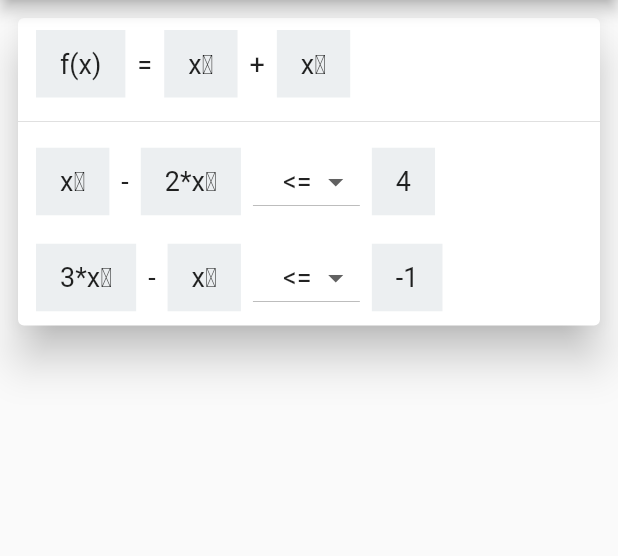
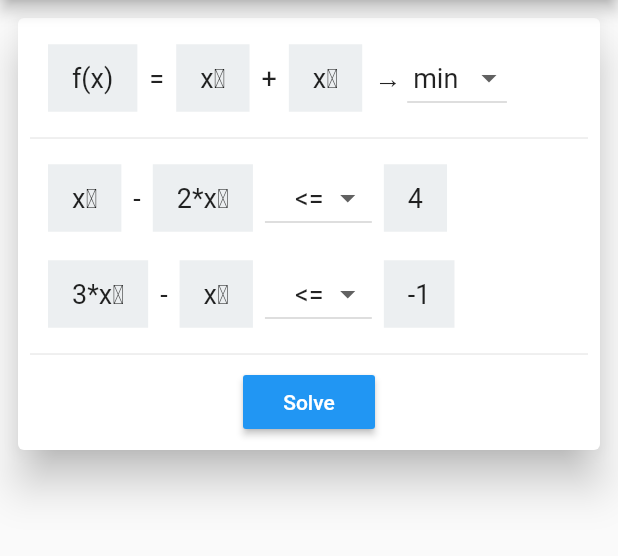
Before and after one commit to unsinedZ/Math-operations, a Flutter app: the DualSimplexMethod screen opened by its route, on a phone screen of 412 x 824 dp, the part 84-640 px from its top. Run offline on Flutter 3.47's test engine with Material 2 defaults, Android fonts, the phone set to English and light mode, and no system bars; our stand-ins replace numberpicker.

Commit message:
Added function extremums

```diff
--- a/app/lib/widgets/primitives/function/function_row.dart
+++ b/app/lib/widgets/primitives/function/function_row.dart
@@ -25,6 +25,7 @@ class _FunctionRowState extends State<FunctionRow> {
   final String functionLetter;
   final String variableLetter;
   List<Variable> _variables;
+  Extremum _extremum = Extremum.min;
 
   _FunctionRowState(TargetFunction targetFunction)
       : this.functionLetter = targetFunction.functionLetter,
@@ -64,8 +65,25 @@ class _FunctionRowState extends State<FunctionRow> {
                 variable: x,
                 showSignForPositive: index++ > 0,
               ))
-          .reduce((x, y) => x..addAll(y))
+          .reduce((x, y) => x..addAll(y)),
+      BaseText('→'),
+      DropdownButton(
+        value: _extremum,
+        items: Extremum.values.map(
+          (x) => DropdownMenuItem(
+            value: x,
+            child: BaseText(x.toString().split('.').last),
+          ),
+        ).toList(),
+        onChanged: _onExtremumChange,
+      ),
     ];
+  }
+
+  void _onExtremumChange(Extremum newExtremum) {
+    setState(() {
+      _extremum = newExtremum;
+    });
   }
 
   List<Widget> _createVariable({
@@ -133,3 +151,8 @@ class _FunctionRowState extends State<FunctionRow> {
     });
   }
 }
+
+enum Extremum {
+  min,
+  max,
+}
--- a/app/lib/widgets/primitives/restriction/restriction_row.dart
+++ b/app/lib/widgets/primitives/restriction/restriction_row.dart
@@ -98,8 +98,9 @@ class _RestrictionRowState extends State<RestrictionRow> {
           items: ExpressionComparison.values
               .map((x) => DropdownMenuItem(
                     value: x,
-                    child:
-                        BaseText(ExpressionComparisonStringifier.stringify(x)),
+                    child: BaseText(
+                      ExpressionComparisonStringifier.stringify(x),
+                    ),
                   ))
               .toList(),
           onChanged: _onComparisonChanged,
--- a/app/lib/widgets/screens/dual_simplex_method.dart
+++ b/app/lib/widgets/screens/dual_simplex_method.dart
@@ -24,6 +24,7 @@ class _DualSimplexState extends State<DualSimplexMethod> {
 
   @override
   Widget build(BuildContext context) {
+    ThemeData theme = Theme.of(context);
     return AppLayout(
       title: 'Dual simplex method',
       content: Column(
@@ -42,6 +43,17 @@ class _DualSimplexState extends State<DualSimplexMethod> {
                           variableLetter: _targetFunction.variableLetter,
                         ))
                     .toList(),
+                Divider(),
+                Center(
+                  child: RaisedButton(
+                    onPressed: () {},
+                    child: Text(
+                      'Solve',
+                      style: theme.accentTextTheme.button,
+                    ),
+                    color: theme.accentColor,
+                  ),
+                ),
               ],
             ),
           ),
@@ -98,7 +110,10 @@ class _CardWrapper extends StatelessWidget {
           child: Card(
             margin: EdgeInsets.all(12),
             elevation: 12,
-            child: _child,
+            child: Padding(
+              padding: EdgeInsets.all(8),
+              child: _child,
+            ),
           ),
         ),
       ],
```
